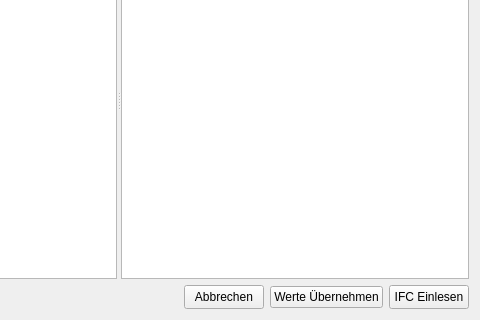
Qt form som_gui/module/attribute_import/qt/AttributeImport.ui (c-mellueh/SOM-Toolkit) before a commit; both pictures show x 593 to 1073 and y 120 to 440 of the 1073 by 440 pixel window.
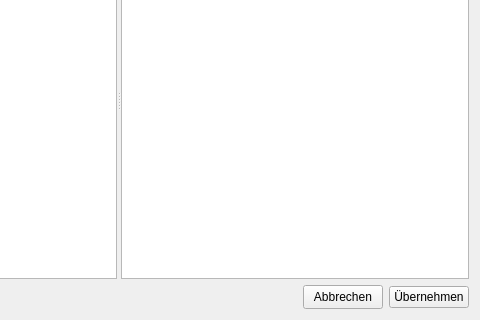
The same form after that commit. Custom widgets are drawn as their Qt base class.

```diff
--- a/som_gui/module/attribute_import/qt/AttributeImport.ui
+++ b/som_gui/module/attribute_import/qt/AttributeImport.ui
@@ -369,26 +369,7 @@
      <item>
       <widget class="QPushButton" name="button_accept">
        <property name="text">
-        <string>Werte Übernehmen</string>
-       </property>
-      </widget>
-     </item>
-     <item>
-      <widget class="QPushButton" name="button_run">
-       <property name="minimumSize">
-        <size>
-         <width>0</width>
-         <height>24</height>
-        </size>
-       </property>
-       <property name="maximumSize">
-        <size>
-         <width>16777215</width>
-         <height>24</height>
-        </size>
-       </property>
-       <property name="text">
-        <string>IFC Einlesen</string>
+           <string>Übernehmen</string>
        </property>
       </widget>
      </item>
```
